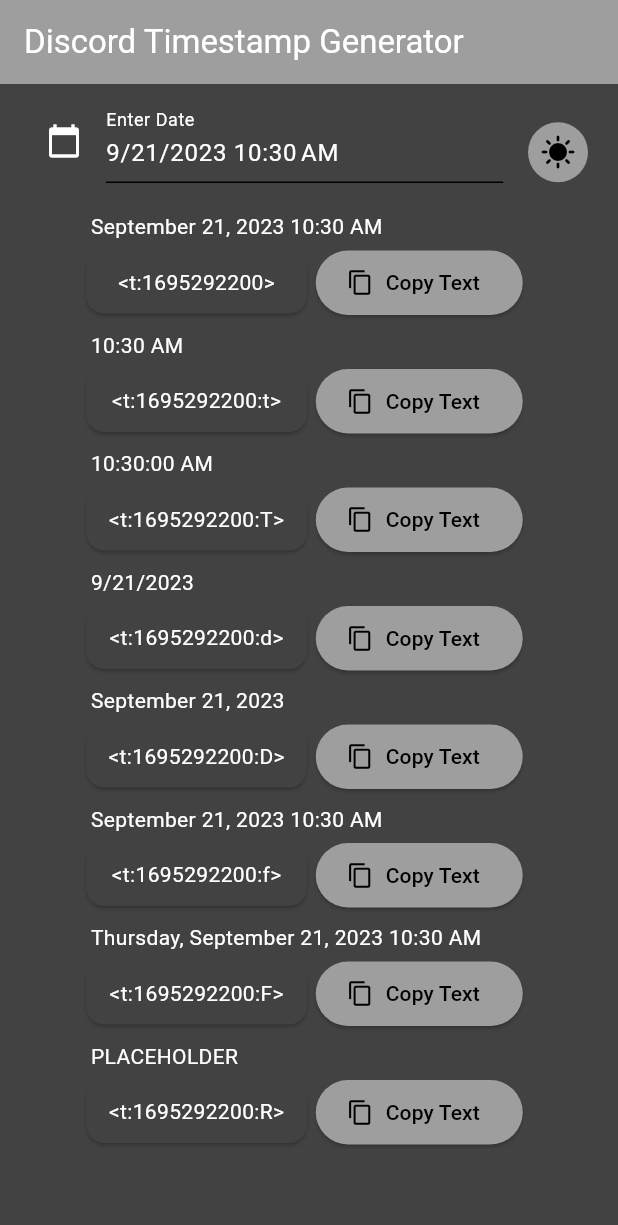
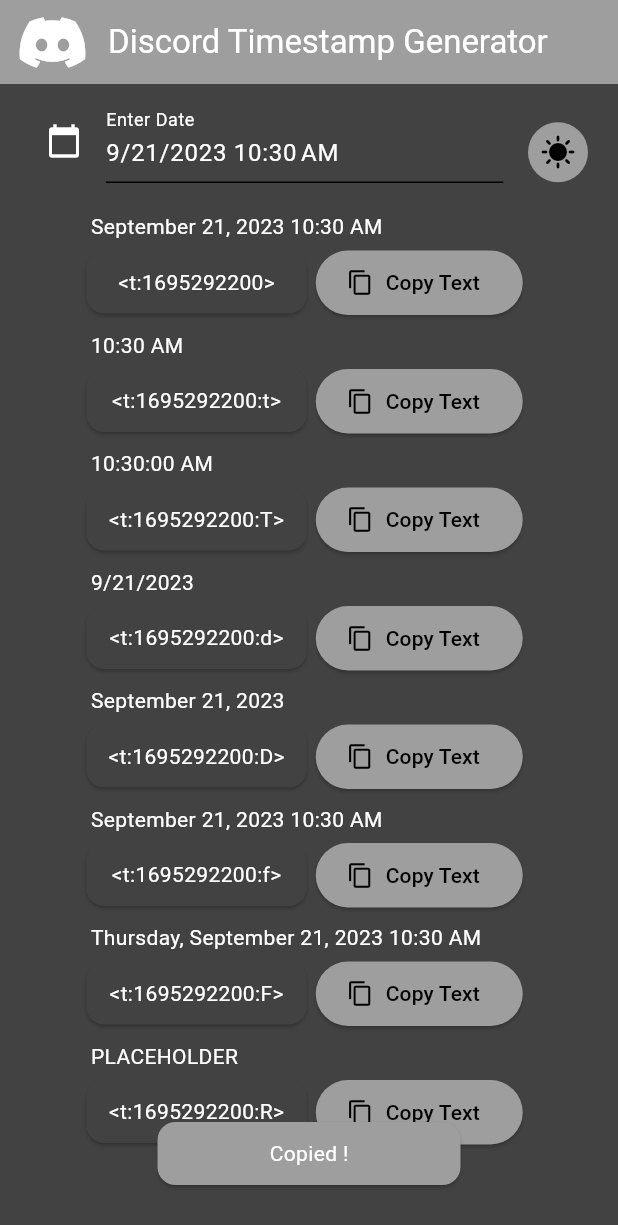
Before and after one commit to creationUnbound/DiscordTimestampGenerator, a Flutter app: the screen it shows after launch, after a tap on "Copy Text", on a phone screen of 412 x 824 dp. Shown: the top 1225 px of the screen. Run offline on Flutter 3.47's test engine with Material 2 defaults, Android fonts, the phone set to English and light mode, and no system bars.

Commit message:
Notification shows up.

```diff
--- a/discord_timestamp_generator/lib/home_page.dart
+++ b/discord_timestamp_generator/lib/home_page.dart
@@ -48,6 +48,10 @@
 
     return Scaffold(
           appBar: AppBar(
+            leading: const Padding(
+              padding: EdgeInsets.only(left: 10),
+              child: Icon(Icons.discord, size: 50),
+            ),
             title: const Text("Discord Timestamp Generator"),
             backgroundColor: Theme.of(context).colorScheme.primaryContainer,
           ),
@@ -106,20 +110,7 @@
               ),
               ChangeNotifierProvider.value(
                   value: clipboardComparator,
-                  child: Stack(
-                    alignment: Alignment.center,
-                    children: [
-                      Center(child: Wrap(children: timestampDisplays)),
-                      ListView.builder(shrinkWrap: true,
-                        itemCount: subtleNotifications.length,
-                      //TODO: When clipboardComparator notifies children, it needs to create a new subtlenotification
-                      itemBuilder: ((context, index) {
-                        return const AnimatedPositioned(
-                        duration: Duration(milliseconds: 500),
-                        child: SubtleNotification());
-                      }),),
-                    ],
-                  )),
+                  child: Center(child: Wrap(children: timestampDisplays))),
             ],
           ));
   }
--- a/discord_timestamp_generator/lib/widget/subtle_notification.dart
+++ b/discord_timestamp_generator/lib/widget/subtle_notification.dart
@@ -16,29 +16,29 @@
   @override
   void initState() {
     super.initState();
-    _visible = false;
+    _visible = true;
+
+    Future.delayed(const Duration(seconds: 2)).then((value) {
+      setState(() {
+        _visible = false;
+      });
+    });
   }
 
   @override
   Widget build(BuildContext context) {
     final theme = Theme.of(context);
     notifier = context.watch<ClipboardNotifier>();
-    _visible = !_visible;
-
-    double opacityController() {
-      if (_visible) {
-        return 1.0;
-      } else {
-        return 0.0;
-      }
-    }
 
     return AnimatedOpacity(
-        opacity: opacityController(),
-        duration: const Duration(milliseconds: 500),
+        opacity: _visible? 1.0 : 0.0,
+        duration: const Duration(seconds: 1),
         child: SizedBox(
-            width: 155,
+            width: 210,
             height: 50,
-            child: Card(color: theme.colorScheme.primaryContainer, child: Text("Copied ${notifier.text}!"),)));
+            child: Card(color: theme.colorScheme.primaryContainer, child: Padding(
+              padding: const EdgeInsets.all(8.0),
+              child: Center(child: Text("Copied ${notifier.text}!")),
+            ),)));
   }
 }
--- a/discord_timestamp_generator/lib/widget/timestamp_display.dart
+++ b/discord_timestamp_generator/lib/widget/timestamp_display.dart
@@ -1,5 +1,6 @@
 import 'package:discord_timestamp_generator/utility/clipboard_notifier.dart';
 import 'package:discord_timestamp_generator/utility/discord_unixstamp/discord_unixstamp.dart';
+import 'package:discord_timestamp_generator/widget/subtle_notification.dart';
 
 import 'package:flutter/material.dart';
 import 'package:flutter/services.dart';
@@ -21,6 +22,36 @@
   @override
   void initState() {
     super.initState();
+  }
+
+  void _copyToClipboard() async {
+    await Clipboard.setData(
+        // Copies timestamp to clipboard
+        ClipboardData(text: widget.discordUnixstamp.toString()));
+    await clipboardNotifier.updateTextFromClipboard();
+  }
+
+  void _clipboardSuccess(ClipboardNotifier clipboardNotifier) async {
+    OverlayState overlayState = Overlay.of(context);
+    OverlayEntry overlayEntry;
+
+    overlayEntry = OverlayEntry(builder: (context) {
+      return AnimatedPositioned(
+          left: (MediaQuery.of(context).size.width / 2) - 105,
+          bottom: 30,
+          duration: const Duration(milliseconds: 500),
+          child: ChangeNotifierProvider.value(
+              value: clipboardNotifier, child: const SubtleNotification()));
+    });
+
+    // Inserting the OverlayEntry into the Overlay
+    overlayState.insert(overlayEntry);
+
+    // Awaiting for 3 seconds
+    await Future.delayed(const Duration(seconds: 3));
+
+    // Removing the OverlayEntry from the Overlay
+    overlayEntry.remove();
   }
 
   @override
@@ -52,11 +83,8 @@
                     height: 50,
                     child: GestureDetector(
                       onTap: () async {
-                        await Clipboard.setData(
-                            // Copies timestamp to clipboard
-                            ClipboardData(
-                                text: widget.discordUnixstamp.toString()));
-                        await clipboardNotifier.updateTextFromClipboard();
+                        _copyToClipboard();
+                        _clipboardSuccess(clipboardNotifier);
                       },
                       child: Card(
                           color: theme.colorScheme.surfaceVariant,
@@ -84,12 +112,8 @@
                               backgroundColor:
                                   theme.colorScheme.primaryContainer),
                           onPressed: () async {
-                            // TODO: Need a way to encapsulate this in a function so it can be called from multiple parts of this file
-                            await Clipboard.setData(
-                                // Copies timestamp to clipboard
-                                ClipboardData(
-                                    text: widget.discordUnixstamp.toString()));
-                            await clipboardNotifier.updateTextFromClipboard();
+                            _copyToClipboard();
+                            _clipboardSuccess(clipboardNotifier);
                           },
                           icon: Icon((clipboardNotifier.text ==
                                   widget.discordUnixstamp.toString())
```
